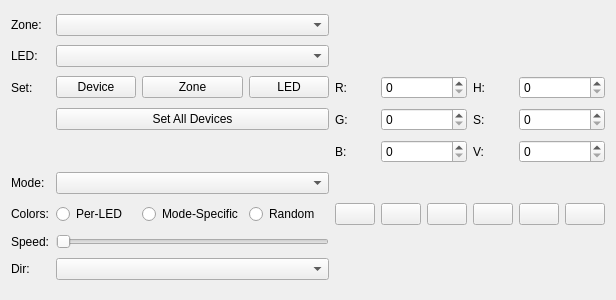
The window that qt/OpenRGBDevicePage.ui (CalcProgrammer1/OpenRGB) describes before a commit, drawn with Qt 5.
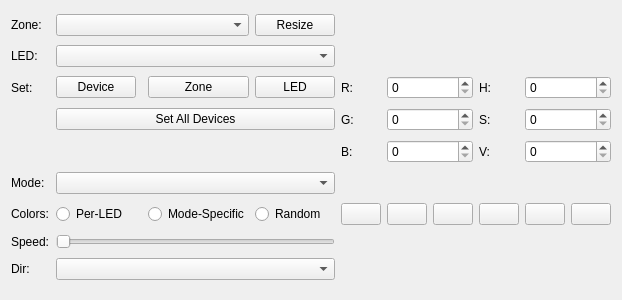
The same window after the commit.

Commit message: Resize button.  Resizes mode specific color lists.  Partial implementation of resizing zones

```diff
--- a/qt/OpenRGBDevicePage.ui
+++ b/qt/OpenRGBDevicePage.ui
@@ -14,69 +14,100 @@
    <string>Frame</string>
   </property>
   <layout class="QGridLayout" name="gridLayout">
-   <item row="0" column="1" colspan="3">
-    <widget class="QComboBox" name="ZoneBox"/>
+   <item row="2" column="1">
+    <widget class="QPushButton" name="SetDeviceButton">
+     <property name="text">
+      <string>Device</string>
+     </property>
+    </widget>
    </item>
-   <item row="2" column="5" colspan="2">
-    <widget class="QSpinBox" name="RedSpinBox">
-     <property name="maximum">
-      <number>255</number>
+   <item row="6" column="10">
+    <widget class="QPushButton" name="ButtonMagenta">
+     <property name="text">
+      <string/>
      </property>
     </widget>
    </item>
    <item row="6" column="6">
-    <widget class="QPushButton" name="ButtonGreen">
+    <widget class="QPushButton" name="ButtonYellow">
      <property name="text">
       <string/>
      </property>
     </widget>
    </item>
-   <item row="6" column="7">
-    <widget class="QPushButton" name="ButtonCyan">
+   <item row="6" column="1">
+    <widget class="QRadioButton" name="PerLEDCheck">
      <property name="text">
-      <string/>
+      <string>Per-LED</string>
      </property>
     </widget>
    </item>
-   <item row="3" column="7">
+   <item row="4" column="6" colspan="2">
+    <widget class="QSpinBox" name="BlueSpinBox">
+     <property name="maximum">
+      <number>255</number>
+     </property>
+    </widget>
+   </item>
+   <item row="5" column="1" colspan="4">
+    <widget class="QComboBox" name="ModeBox"/>
+   </item>
+   <item row="3" column="8">
     <widget class="QLabel" name="SatLabel">
      <property name="text">
       <string>S:</string>
      </property>
     </widget>
    </item>
-   <item row="5" column="0">
-    <widget class="QLabel" name="ModeLabel">
+   <item row="6" column="3">
+    <widget class="QRadioButton" name="ModeSpecificCheck">
      <property name="text">
-      <string>Mode:</string>
+      <string>Mode-Specific</string>
      </property>
     </widget>
    </item>
-   <item row="4" column="8" colspan="2">
-    <widget class="QSpinBox" name="ValSpinBox">
-     <property name="maximum">
-      <number>255</number>
+   <item row="6" column="0">
+    <widget class="QLabel" name="ColorLabel">
+     <property name="text">
+      <string>Colors:</string>
      </property>
     </widget>
    </item>
-   <item row="1" column="0">
-    <widget class="QLabel" name="LEDLabel">
+   <item row="1" column="1" colspan="4">
+    <widget class="QComboBox" name="LEDBox"/>
+   </item>
+   <item row="6" column="7">
+    <widget class="QPushButton" name="ButtonGreen">
      <property name="text">
-      <string>LED:</string>
+      <string/>
      </property>
     </widget>
    </item>
-   <item row="3" column="8" colspan="2">
-    <widget class="QSpinBox" name="SatSpinBox">
-     <property name="maximum">
-      <number>255</number>
+   <item row="4" column="5">
+    <widget class="QLabel" name="BlueLabel">
+     <property name="text">
+      <string>B:</string>
      </property>
     </widget>
    </item>
-   <item row="2" column="4">
-    <widget class="QLabel" name="RedLabel">
+   <item row="7" column="0">
+    <widget class="QLabel" name="SpeedLabel">
      <property name="text">
-      <string>R:</string>
+      <string>Speed:</string>
+     </property>
+    </widget>
+   </item>
+   <item row="3" column="1" colspan="4">
+    <widget class="QPushButton" name="SetAllButton">
+     <property name="text">
+      <string>Set All Devices</string>
+     </property>
+    </widget>
+   </item>
+   <item row="4" column="8">
+    <widget class="QLabel" name="ValLabel">
+     <property name="text">
+      <string>V:</string>
      </property>
     </widget>
    </item>
@@ -87,24 +118,76 @@
      </property>
     </widget>
    </item>
-   <item row="7" column="1" colspan="3">
+   <item row="8" column="1" colspan="4">
+    <widget class="QComboBox" name="DirectionBox"/>
+   </item>
+   <item row="2" column="5">
+    <widget class="QLabel" name="RedLabel">
+     <property name="text">
+      <string>R:</string>
+     </property>
+    </widget>
+   </item>
+   <item row="2" column="4">
+    <widget class="QPushButton" name="SetLEDButton">
+     <property name="text">
+      <string>LED</string>
+     </property>
+    </widget>
+   </item>
+   <item row="3" column="5">
+    <widget class="QLabel" name="GreenLabel">
+     <property name="text">
+      <string>G:</string>
+     </property>
+    </widget>
+   </item>
+   <item row="6" column="9">
+    <widget class="QPushButton" name="ButtonBlue">
+     <property name="text">
+      <string/>
+     </property>
+    </widget>
+   </item>
+   <item row="2" column="3">
+    <widget class="QPushButton" name="SetZoneButton">
+     <property name="text">
+      <string>Zone</string>
+     </property>
+    </widget>
+   </item>
+   <item row="2" column="6" colspan="2">
+    <widget class="QSpinBox" name="RedSpinBox">
+     <property name="maximum">
+      <number>255</number>
+     </property>
+    </widget>
+   </item>
+   <item row="7" column="1" colspan="4">
     <widget class="QSlider" name="SpeedSlider">
      <property name="orientation">
       <enum>Qt::Horizontal</enum>
      </property>
     </widget>
    </item>
-   <item row="0" column="0">
-    <widget class="QLabel" name="ZoneLabel">
+   <item row="2" column="8">
+    <widget class="QLabel" name="HueLabel">
      <property name="text">
-      <string>Zone:</string>
+      <string>H:</string>
      </property>
     </widget>
    </item>
-   <item row="4" column="4">
-    <widget class="QLabel" name="BlueLabel">
+   <item row="6" column="5">
+    <widget class="QPushButton" name="ButtonRed">
      <property name="text">
-      <string>B:</string>
+      <string/>
+     </property>
+    </widget>
+   </item>
+   <item row="6" column="8">
+    <widget class="QPushButton" name="ButtonCyan">
+     <property name="text">
+      <string/>
      </property>
     </widget>
    </item>
@@ -115,145 +198,69 @@
      </property>
     </widget>
    </item>
-   <item row="4" column="7">
-    <widget class="QLabel" name="ValLabel">
+   <item row="1" column="0">
+    <widget class="QLabel" name="LEDLabel">
      <property name="text">
-      <string>V:</string>
+      <string>LED:</string>
      </property>
     </widget>
    </item>
-   <item row="1" column="1" colspan="3">
-    <widget class="QComboBox" name="LEDBox"/>
-   </item>
-   <item row="3" column="5" colspan="2">
-    <widget class="QSpinBox" name="GreenSpinBox">
-     <property name="maximum">
-      <number>255</number>
-     </property>
-    </widget>
-   </item>
-   <item row="2" column="8" colspan="2">
+   <item row="2" column="9" colspan="2">
     <widget class="QSpinBox" name="HueSpinBox">
      <property name="maximum">
       <number>359</number>
      </property>
     </widget>
    </item>
-   <item row="2" column="1">
-    <widget class="QPushButton" name="SetDeviceButton">
-     <property name="text">
-      <string>Device</string>
-     </property>
-    </widget>
-   </item>
-   <item row="4" column="5" colspan="2">
-    <widget class="QSpinBox" name="BlueSpinBox">
+   <item row="4" column="9" colspan="2">
+    <widget class="QSpinBox" name="ValSpinBox">
      <property name="maximum">
       <number>255</number>
      </property>
     </widget>
    </item>
-   <item row="6" column="8">
-    <widget class="QPushButton" name="ButtonBlue">
-     <property name="text">
-      <string/>
-     </property>
-    </widget>
-   </item>
-   <item row="6" column="9">
-    <widget class="QPushButton" name="ButtonMagenta">
-     <property name="text">
-      <string/>
-     </property>
-    </widget>
-   </item>
-   <item row="5" column="1" colspan="3">
-    <widget class="QComboBox" name="ModeBox"/>
-   </item>
-   <item row="7" column="0">
-    <widget class="QLabel" name="SpeedLabel">
-     <property name="text">
-      <string>Speed:</string>
-     </property>
-    </widget>
-   </item>
-   <item row="8" column="1" colspan="3">
-    <widget class="QComboBox" name="DirectionBox"/>
-   </item>
-   <item row="2" column="7">
-    <widget class="QLabel" name="HueLabel">
-     <property name="text">
-      <string>H:</string>
-     </property>
-    </widget>
-   </item>
-   <item row="2" column="2">
-    <widget class="QPushButton" name="SetZoneButton">
-     <property name="text">
-      <string>Zone</string>
-     </property>
-    </widget>
-   </item>
-   <item row="6" column="5">
-    <widget class="QPushButton" name="ButtonYellow">
-     <property name="text">
-      <string/>
-     </property>
-    </widget>
-   </item>
-   <item row="3" column="1" colspan="3">
-    <widget class="QPushButton" name="SetAllButton">
-     <property name="text">
-      <string>Set All Devices</string>
-     </property>
-    </widget>
-   </item>
-   <item row="3" column="4">
-    <widget class="QLabel" name="GreenLabel">
-     <property name="text">
-      <string>G:</string>
-     </property>
-    </widget>
-   </item>
-   <item row="2" column="3">
-    <widget class="QPushButton" name="SetLEDButton">
-     <property name="text">
-      <string>LED</string>
-     </property>
-    </widget>
-   </item>
    <item row="6" column="4">
-    <widget class="QPushButton" name="ButtonRed">
-     <property name="text">
-      <string/>
-     </property>
-    </widget>
-   </item>
-   <item row="6" column="1">
-    <widget class="QRadioButton" name="PerLEDCheck">
-     <property name="text">
-      <string>Per-LED</string>
-     </property>
-    </widget>
-   </item>
-   <item row="6" column="2">
-    <widget class="QRadioButton" name="ModeSpecificCheck">
-     <property name="text">
-      <string>Mode-Specific</string>
-     </property>
-    </widget>
-   </item>
-   <item row="6" column="3">
     <widget class="QRadioButton" name="RandomCheck">
      <property name="text">
       <string>Random</string>
      </property>
     </widget>
    </item>
-   <item row="6" column="0">
-    <widget class="QLabel" name="ColorLabel">
+   <item row="3" column="6" colspan="2">
+    <widget class="QSpinBox" name="GreenSpinBox">
+     <property name="maximum">
+      <number>255</number>
+     </property>
+    </widget>
+   </item>
+   <item row="3" column="9" colspan="2">
+    <widget class="QSpinBox" name="SatSpinBox">
+     <property name="maximum">
+      <number>255</number>
+     </property>
+    </widget>
+   </item>
+   <item row="0" column="0">
+    <widget class="QLabel" name="ZoneLabel">
      <property name="text">
-      <string>Colors:</string>
+      <string>Zone:</string>
+     </property>
+    </widget>
+   </item>
+   <item row="5" column="0">
+    <widget class="QLabel" name="ModeLabel">
+     <property name="text">
+      <string>Mode:</string>
+     </property>
+    </widget>
+   </item>
+   <item row="0" column="1" colspan="3">
+    <widget class="QComboBox" name="ZoneBox"/>
+   </item>
+   <item row="0" column="4">
+    <widget class="QPushButton" name="ResizeButton">
+     <property name="text">
+      <string>Resize</string>
      </property>
     </widget>
    </item>
```
The commit also changes 8 other files.
